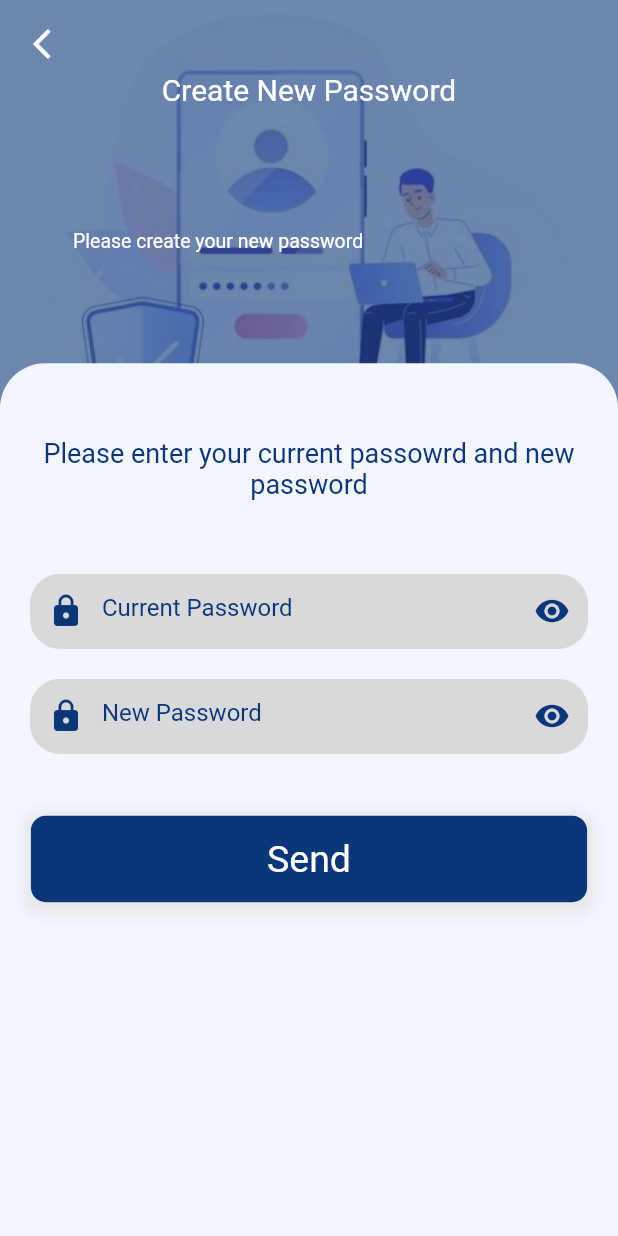
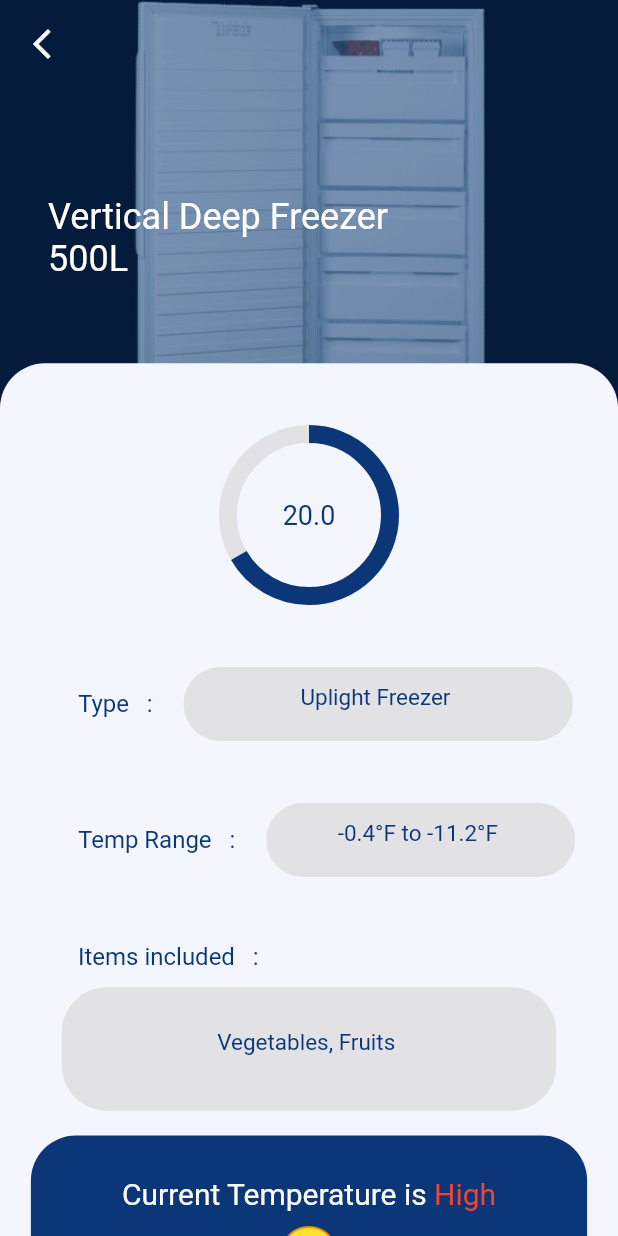
Before and after one commit to Chathurangi67herath/Mini-Project---Termomete, a Flutter app: the screen it shows after launch, on a phone screen of 412 x 824 dp. Run offline on Flutter 3.47's test engine with Material 2 defaults, Android fonts, the phone set to English and light mode, and no system bars; Roboto replaces fonts that are missing (Lemon-Regular, Poppins-Bold).

Commit message:
freezer_Details_View

```diff
--- /dev/null
+++ b/lib/freezerdetails.dart
@@ -0,0 +1,155 @@
+//import 'package:flutter/gestures.dart';
+import 'package:flutter/material.dart';
+
+import 'widget/Custom_button.dart';
+//import 'widget/Custom_passwordInput.dart';
+import 'widget/Custom_measure.dart';
+import 'widget/Custom_text.dart';
+import 'widget/Cutom_inputField.dart';
+//import 'widget/Cutom_inputField.dart';
+
+class FreezerDetails extends StatefulWidget {
+  const FreezerDetails({Key? key}) : super(key: key);
+
+  @override
+  State<FreezerDetails> createState() => _FreezerDetailsState();
+}
+
+class _FreezerDetailsState extends State<FreezerDetails> {
+  @override
+  Widget build(BuildContext context) {
+    double w = MediaQuery.of(context).size.width;
+    double h = MediaQuery.of(context).size.height;
+
+    return Scaffold(
+      body: SingleChildScrollView(
+        child: Container(
+          height: h,
+          child: Stack(
+            children: [
+              Positioned(
+                top: 0,
+                left: 0,
+                width: w,
+                height: h * 0.40,
+                child: Container(
+                  decoration: BoxDecoration(
+                    image: DecorationImage(
+                      image: AssetImage("img/fdetails.jpg"),
+                      fit: BoxFit.cover,
+                    ),
+                  ),
+                  child: Column(
+                    crossAxisAlignment: CrossAxisAlignment.start,
+                    children: [
+                      backButton(),
+                      SizedBox(
+                        height: h * 0.10,
+                      ),
+                      Padding(
+                        padding: EdgeInsets.only(left: 32.0, right: 150.0),
+                        child: CustomText(
+                          text: 'Vertical Deep Freezer 500L',
+                          fontSize: 24,
+                        ),
+                      ),
+                    ],
+                  ),
+                ),
+              ),
+              Positioned(
+                top: h * 0.30 - 5,
+                left: 0,
+                width: w,
+                height: 700 + 5,
+                child: Container(
+                  decoration: BoxDecoration(
+                    borderRadius: BorderRadius.circular(30.0),
+                    color: Color.fromRGBO(244, 246, 254, 1),
+                  ),
+                  child: Padding(
+                    padding: const EdgeInsets.symmetric(horizontal: 20.0),
+                    child: Column(
+                      crossAxisAlignment: CrossAxisAlignment.center,
+                      children: [
+                        SizedBox(
+                          height: h * 0.05,
+                        ),
+                        SizedBox(
+                          width: 120,
+                          height: 120,
+                          child: CustomPaint(
+                            painter: TemperatureLimitPainter(
+                                temperature: 20, maxTemperature: 30),
+                          ),
+                        ),
+                        SizedBox(
+                          height: h * 0.05,
+                        ),
+                        Row(
+                          children: [
+                            editInputTitle(text: 'Type   :'),
+                            SizedBox(
+                              width: w * 0.05,
+                            ),
+                            detailsview(
+                              width: w * 0.63,
+                              text: 'Uplight Freezer ',
+                            ),
+                          ],
+                        ),
+                        SizedBox(
+                          height: h * 0.05,
+                        ),
+                        Row(
+                          children: [
+                            editInputTitle(text: 'Temp Range   :'),
+                            SizedBox(
+                              width: w * 0.05,
+                            ),
+                            detailsview(
+                              text: '-0.4°F to -11.2°F ',
+                            ),
+                          ],
+                        ),
+                        SizedBox(
+                          height: h * 0.05,
+                        ),
+                        Column(
+                          children: [
+                            editInputTitle(text: 'Items included   :'),
+                            SizedBox(
+                              height: h * 0.01,
+                            ),
+                            detailsview(
+                              width: w * 0.8,
+                              height: h * 0.1,
+                              text: 'Vegetables, Fruits ',
+                            ),
+                          ],
+                        ),
+                        SizedBox(
+                          height: h * 0.02,
+                        ),
+                        detailsview(
+                          width: w * 0.9,
+                          height: h * 0.15,
+                          text: 'Current Temperature is ',
+                          additionalText: 'High',
+                          color: Color.fromRGBO(11, 55, 120, 1),
+                          textColor: Colors.white,
+                          textSize: 20,
+                          emoji: '😑',
+                        ),
+                      ],
+                    ),
+                  ),
+                ),
+              ),
+            ],
+          ),
+        ),
+      ),
+    );
+  }
+}
--- a/lib/main.dart
+++ b/lib/main.dart
@@ -5,6 +5,7 @@ import 'package:flutter/material.dart';
 
 //import 'addfreezer.dart';
 import 'createprofile.dart';
+import 'freezerdetails.dart';
 import 'login.dart';
 import 'newpassword.dart';
 import 'profile.dart';
@@ -40,7 +41,7 @@ class MyApp extends StatelessWidget {
       theme: ThemeData(
         primarySwatch: Colors.blue,
       ),
-      home: NewpasswordPage(),
+      home: FreezerDetails(),
     );
   }
 }
--- /dev/null
+++ b/lib/widget/Custom_measure.dart
@@ -0,0 +1,55 @@
+import 'package:flutter/material.dart';
+
+class TemperatureLimitPainter extends CustomPainter {
+  final double temperature;
+  final double maxTemperature;
+
+  TemperatureLimitPainter(
+      {required this.temperature, required this.maxTemperature});
+
+  @override
+  void paint(Canvas canvas, Size size) {
+    final double radius = size.width / 2;
+    final center = Offset(radius, radius);
+
+    // Draw the temperature limit circle
+    final limitCirclePaint = Paint()
+      ..color = Color.fromRGBO(217, 217, 217, 0.68)
+      ..style = PaintingStyle.stroke
+      ..strokeWidth = 12.0;
+
+    canvas.drawCircle(center, radius - 6, limitCirclePaint);
+
+    // Draw the current temperature arc
+    final angle = 2 * 3.14159 * (temperature / maxTemperature);
+    final temperatureArcPaint = Paint()
+      ..color = Color.fromRGBO(11, 55, 120, 1)
+      ..style = PaintingStyle.stroke
+      ..strokeWidth = 12.0;
+
+    canvas.drawArc(Rect.fromCircle(center: center, radius: radius - 6),
+        -3.14159 / 2, angle, false, temperatureArcPaint);
+
+    // Draw the temperature text in the center
+    final temperatureText = TextSpan(
+      text: temperature
+          .toStringAsFixed(1), // Display temperature with 1 decimal place
+      style: TextStyle(color: Color.fromRGBO(11, 55, 120, 1), fontSize: 18.0),
+    );
+    final textPainter = TextPainter(
+      text: temperatureText,
+      textAlign: TextAlign.center,
+      textDirection: TextDirection.ltr,
+    );
+    textPainter.layout();
+    textPainter.paint(
+        canvas,
+        Offset(center.dx - textPainter.width / 2,
+            center.dy - textPainter.height / 2));
+  }
+
+  @override
+  bool shouldRepaint(covariant CustomPainter oldDelegate) {
+    return true;
+  }
+}
--- a/lib/widget/Custom_text.dart
+++ b/lib/widget/Custom_text.dart
@@ -35,12 +35,12 @@ class CustomText extends StatelessWidget {
 class editInputTitle extends StatelessWidget {
   editInputTitle({
     required this.text,
-    required this.icon,
+    this.icon,
     Key? key,
   }) : super(key: key);
 
   String text;
-  IconData icon;
+  IconData? icon;
 
   @override
   Widget build(BuildContext context) {
--- a/lib/widget/Cutom_inputField.dart
+++ b/lib/widget/Cutom_inputField.dart
@@ -1,6 +1,6 @@
 import 'package:flutter/material.dart';
 
-//input fields==============================================================
+//input fields login sihgnup profile==============================================================
 // ignore: must_be_immutable, camel_case_types
 class inputField extends StatelessWidget {
   inputField({
@@ -87,3 +87,79 @@ class VerifyBox extends StatelessWidget {
     );
   }
 }
+
+//freezer details============================================================================
+// ignore: must_be_immutable, camel_case_types
+class detailsview extends StatelessWidget {
+  double? width;
+  double? height;
+  String text;
+  String? additionalText;
+  Color? color;
+  Color? textColor;
+  Color? textColor2;
+  double? textSize;
+  String? emoji;
+
+  detailsview({
+    Key? key,
+    this.width,
+    this.height,
+    required this.text,
+    this.additionalText,
+    this.color,
+    this.textColor,
+    this.textColor2,
+    this.textSize,
+    this.emoji,
+  }) : super(key: key);
+
+  @override
+  Widget build(BuildContext context) {
+    final double w = MediaQuery.of(context).size.width;
+    final double h = MediaQuery.of(context).size.height;
+
+    return Container(
+      width: width ?? w * 0.5,
+      height: height ?? h * 0.06,
+      decoration: BoxDecoration(
+        borderRadius: BorderRadius.circular(30.0),
+        color: color ?? Color.fromRGBO(217, 217, 217, 0.68),
+      ),
+      alignment: Alignment.center,
+      child: Column(
+        mainAxisAlignment: MainAxisAlignment.center,
+        children: [
+          Row(
+            mainAxisAlignment: MainAxisAlignment.center,
+            children: [
+              Text(
+                text,
+                style: TextStyle(
+                  color: textColor ?? Color.fromRGBO(11, 55, 120, 1),
+                  fontSize: textSize ?? 15.0,
+                ),
+              ),
+              if (additionalText != null)
+                Text(
+                  additionalText!,
+                  style: TextStyle(
+                    color: textColor2 ?? Colors.red,
+                    fontSize: textSize ?? 15.0,
+                  ),
+                ),
+            ],
+          ),
+          SizedBox(
+            height: h * 0.01,
+          ),
+          if (emoji != null)
+            Text(
+              emoji!,
+              style: TextStyle(fontSize: 32.0, color: textColor2 ?? Colors.red),
+            ),
+        ],
+      ),
+    );
+  }
+}
```
Also changed, not shown: img/fdetails.jpg (added).
